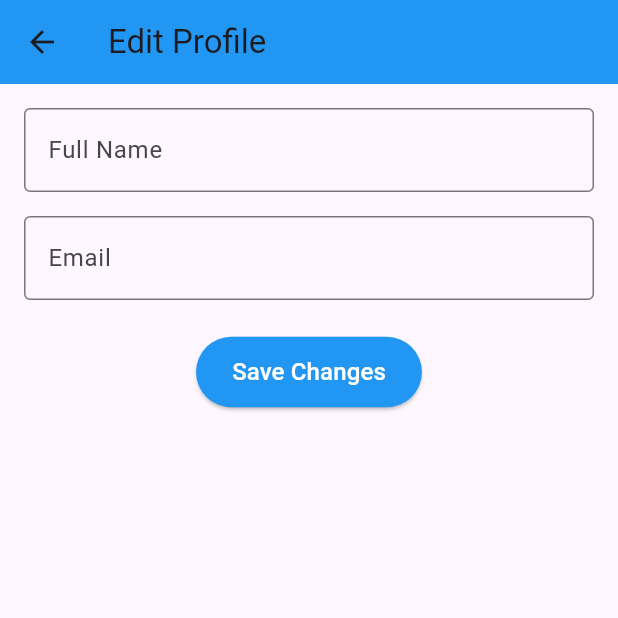
After one commit to jayrnasit200/pfm, a Flutter app: the Contactinfo screen opened directly, on a phone screen of 412 x 824 dp, the top half of it. The commit adds this screen. Run offline on Flutter 3.47's test engine with Material 3 defaults, Android fonts, the phone set to English and light mode, and no system bars; our stand-ins replace curved_navigation_bar, flutter_slidable, shared_preferences, table_calendar; accounts and stored records are empty.

Commit message:
contect info

```diff
--- a/lib/screen/Auth/ signup.dart
+++ b/lib/screen/Auth/ signup.dart
@@ -2,6 +2,8 @@ import 'dart:convert';
 import 'package:flutter/material.dart';
 import 'package:http/http.dart' as http;
 import 'package:pfm/screen/Auth/login.dart';
+
+const String baseurl = "http://127.0.0.1:8000";
 
 class Signup extends StatefulWidget {
   const Signup({super.key});
@@ -37,7 +39,7 @@ class _SignupState extends State<Signup> {
 
     try {
       final response = await http.post(
-        Uri.parse('http://127.0.0.1:8000/api/register'),
+        Uri.parse('$baseurl/api/register'),
         body: {
           'name': name,
           'email': email,
--- a/lib/screen/Auth/Login.dart
+++ b/lib/screen/Auth/Login.dart
@@ -4,6 +4,8 @@ import 'package:http/http.dart' as http;
 import 'package:pfm/screen/Auth/%20signup.dart';
 import 'package:pfm/screen/home.dart';
 import 'package:shared_preferences/shared_preferences.dart';
+
+const String baseurl = "http://127.0.0.1:8000";
 
 class Login extends StatefulWidget {
   const Login({Key? key}) : super(key: key);
--- /dev/null
+++ b/lib/screen/contactinfo.dart
@@ -0,0 +1,86 @@
+import 'package:flutter/material.dart';
+import 'package:shared_preferences/shared_preferences.dart';
+
+class Contactinfo extends StatefulWidget {
+  const Contactinfo({Key? key}) : super(key: key);
+
+  @override
+  _ContactinfoState createState() => _ContactinfoState();
+}
+
+class _ContactinfoState extends State<Contactinfo> {
+  TextEditingController nameController = TextEditingController();
+  TextEditingController emailController = TextEditingController();
+  bool isLoading = true;
+
+  @override
+  void initState() {
+    super.initState();
+    _loadUserData();
+  }
+
+  Future<void> _loadUserData() async {
+    SharedPreferences prefs = await SharedPreferences.getInstance();
+    setState(() {
+      nameController.text = prefs.getString('name') ?? '';
+      emailController.text = prefs.getString('email') ?? '';
+      isLoading = false;
+    });
+  }
+
+  Future<void> _updateProfile() async {
+    SharedPreferences prefs = await SharedPreferences.getInstance();
+    await prefs.setString('name', nameController.text);
+    await prefs.setString('email', emailController.text);
+
+    ScaffoldMessenger.of(context).showSnackBar(
+      SnackBar(
+          content: Text("Profile updated successfully!"),
+          backgroundColor: Colors.green),
+    );
+
+    Navigator.pop(context); // Go back after updating
+  }
+
+  @override
+  Widget build(BuildContext context) {
+    return Scaffold(
+      appBar: AppBar(title: Text("Edit Profile"), backgroundColor: Colors.blue),
+      body: isLoading
+          ? Center(child: CircularProgressIndicator())
+          : Padding(
+              padding: const EdgeInsets.all(16.0),
+              child: Column(
+                children: [
+                  TextField(
+                    controller: nameController,
+                    decoration: InputDecoration(
+                      labelText: "Full Name",
+                      border: OutlineInputBorder(),
+                    ),
+                  ),
+                  SizedBox(height: 16),
+                  TextField(
+                    controller: emailController,
+                    decoration: InputDecoration(
+                      labelText: "Email",
+                      border: OutlineInputBorder(),
+                    ),
+                  ),
+                  SizedBox(height: 24),
+                  ElevatedButton(
+                    onPressed: _updateProfile,
+                    style: ElevatedButton.styleFrom(
+                      padding:
+                          EdgeInsets.symmetric(vertical: 12, horizontal: 24),
+                      backgroundColor: Colors.blue,
+                    ),
+                    child: Text("Save Changes",
+                        style: TextStyle(fontSize: 16, color: Colors.white)),
+                  ),
+                ],
+              ),
+            ),
+    );
+  }
+}
```
Also changed, not shown: lib/screen/SetGoals.dart (added, +95 -0 lines), lib/screen/home.dart (+18 -6 lines), lib/screen/profile.dart (+23 -4 lines).
